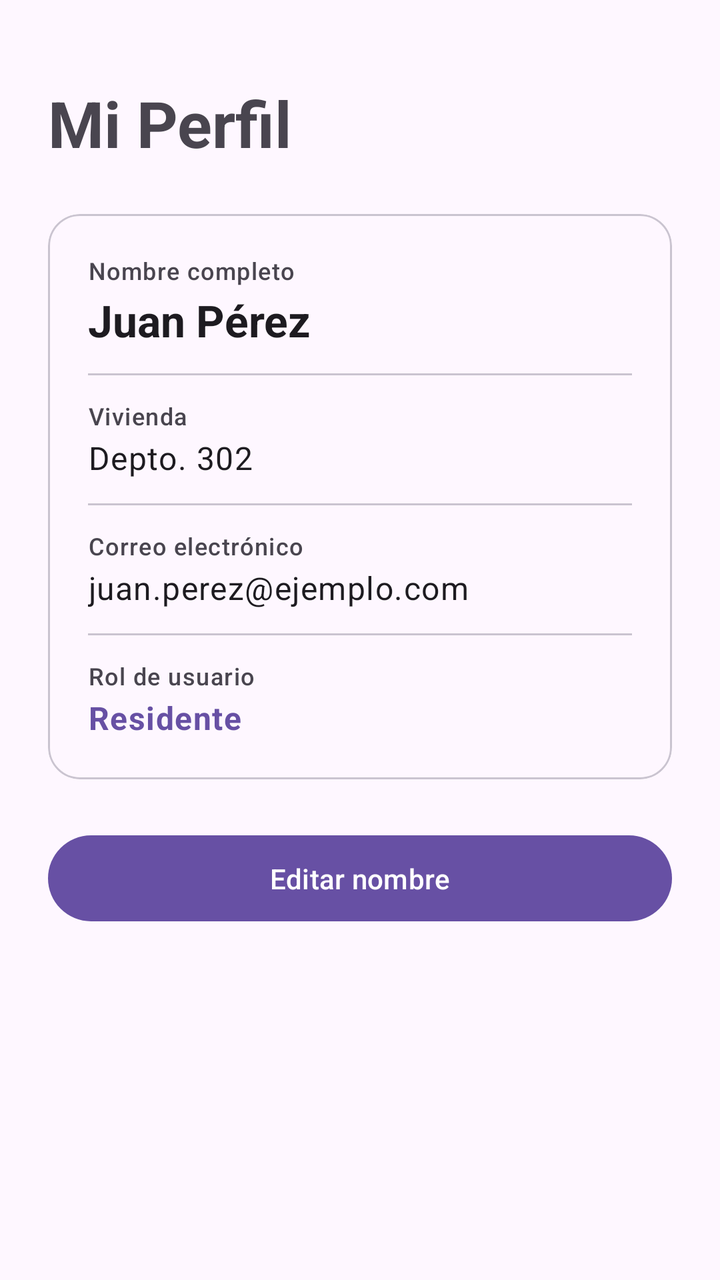
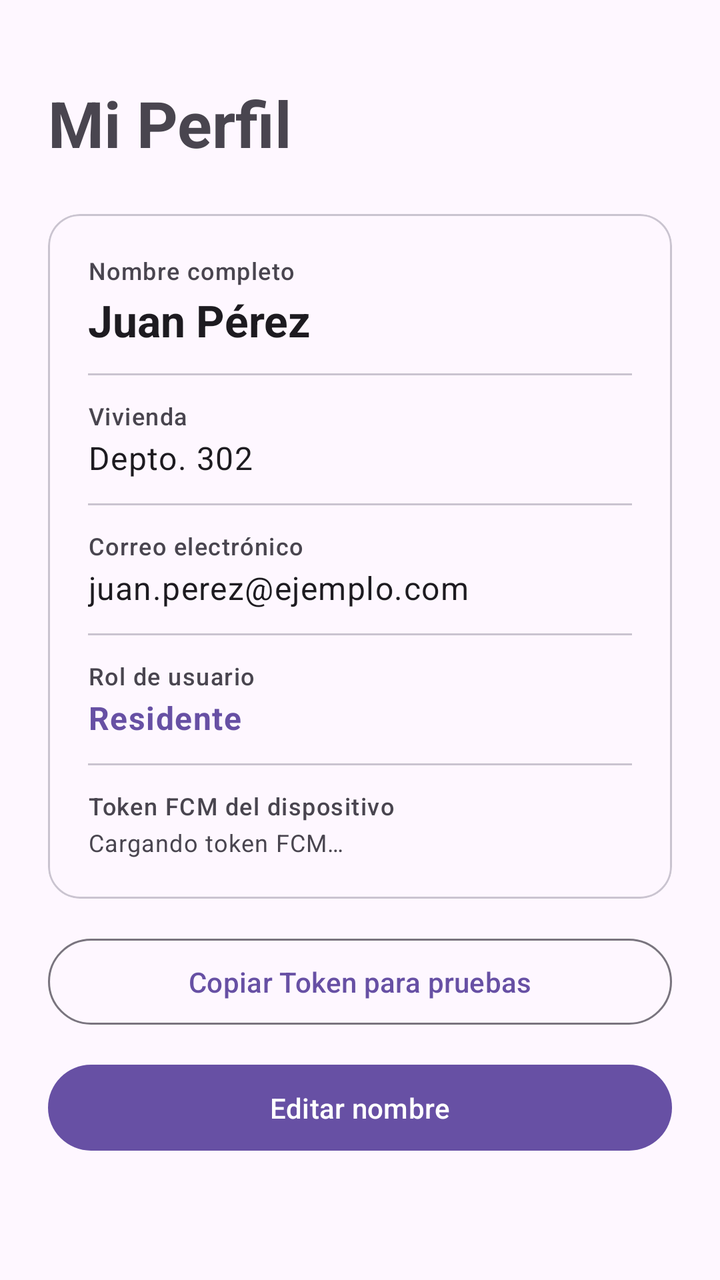

The first picture is an Android layout as it rendered before a commit; the second is the same layout after the commit. The layout source and the unified diff follow.
<!-- AndroidManifest.xml: application theme Theme.ComunidadConectada -->
<!-- res/layout/activity_profile.xml -->
<?xml version="1.0" encoding="utf-8"?>
<androidx.core.widget.NestedScrollView xmlns:android="http://schemas.android.com/apk/res/android"
    xmlns:app="http://schemas.android.com/apk/res-auto"
    xmlns:tools="http://schemas.android.com/tools"
    android:id="@+id/main_profile"
    android:layout_width="match_parent"
    android:layout_height="match_parent"
    android:fillViewport="true"
    tools:context=".ProfileActivity">

    <androidx.constraintlayout.widget.ConstraintLayout
        android:layout_width="match_parent"
        android:layout_height="wrap_content"
        android:padding="24dp">

        
        <TextView
            android:id="@+id/tv_title_perfil"
            android:layout_width="0dp"
            android:layout_height="wrap_content"
            android:layout_marginTop="16dp"
            android:text="@string/title_perfil"
            android:textAppearance="?attr/textAppearanceHeadlineLarge"
            android:textStyle="bold"
            app:layout_constraintEnd_toEndOf="parent"
            app:layout_constraintStart_toStartOf="parent"
            app:layout_constraintTop_toTopOf="parent" />

        
        <com.google.android.material.card.MaterialCardView
            android:id="@+id/card_detalles_perfil"
            style="@style/Widget.Material3.CardView.Outlined"
            android:layout_width="0dp"
            android:layout_height="wrap_content"
            android:layout_marginTop="24dp"
            app:cardCornerRadius="16dp"
            app:layout_constraintEnd_toEndOf="parent"
            app:layout_constraintStart_toStartOf="parent"
            app:layout_constraintTop_toBottomOf="@id/tv_title_perfil">

            <LinearLayout
                android:layout_width="match_parent"
                android:layout_height="wrap_content"
                android:orientation="vertical"
                android:padding="20dp">

                
                <TextView
                    android:layout_width="wrap_content"
                    android:layout_height="wrap_content"
                    android:text="@string/label_nombre"
                    android:textAppearance="?attr/textAppearanceLabelMedium"
                    android:textColor="?attr/colorOnSurfaceVariant" />

                <TextView
                    android:id="@+id/tv_nombre_usuario"
                    android:layout_width="wrap_content"
                    android:layout_height="wrap_content"
                    android:layout_marginTop="2dp"
                    android:text="@string/sample_nombre_residente"
                    android:textAppearance="?attr/textAppearanceTitleLarge"
                    android:textStyle="bold" />

                
                <View
                    android:layout_width="match_parent"
                    android:layout_height="1dp"
                    android:layout_marginTop="12dp"
                    android:layout_marginBottom="12dp"
                    android:background="?attr/colorOutlineVariant" />

                
                <TextView
                    android:layout_width="wrap_content"
                    android:layout_height="wrap_content"
                    android:text="@string/label_vivienda"
                    android:textAppearance="?attr/textAppearanceLabelMedium"
                    android:textColor="?attr/colorOnSurfaceVariant" />

                <TextView
                    android:id="@+id/tv_numero_vivienda"
                    android:layout_width="wrap_content"
                    android:layout_height="wrap_content"
                    android:layout_marginTop="2dp"
                    android:text="@string/sample_numero_vivienda"
                    android:textAppearance="?attr/textAppearanceBodyLarge" />

                
                <View
                    android:layout_width="match_parent"
                    android:layout_height="1dp"
                    android:layout_marginTop="12dp"
                    android:layout_marginBottom="12dp"
                    android:background="?attr/colorOutlineVariant" />

                
                <TextView
                    android:layout_width="wrap_content"
                    android:layout_height="wrap_content"
                    android:text="@string/label_correo"
                    android:textAppearance="?attr/textAppearanceLabelMedium"
                    android:textColor="?attr/colorOnSurfaceVariant" />

                <TextView
                    android:id="@+id/tv_correo_usuario"
                    android:layout_width="wrap_content"
                    android:layout_height="wrap_content"
                    android:layout_marginTop="2dp"
                    android:text="@string/sample_correo"
                    android:textAppearance="?attr/textAppearanceBodyLarge" />

                
                <View
                    android:layout_width="match_parent"
                    android:layout_height="1dp"
                    android:layout_marginTop="12dp"
                    android:layout_marginBottom="12dp"
                    android:background="?attr/colorOutlineVariant" />

                
                <TextView
                    android:layout_width="wrap_content"
                    android:layout_height="wrap_content"
                    android:text="@string/label_rol"
                    android:textAppearance="?attr/textAppearanceLabelMedium"
                    android:textColor="?attr/colorOnSurfaceVariant" />

                <TextView
                    android:id="@+id/tv_rol_usuario"
                    android:layout_width="wrap_content"
                    android:layout_height="wrap_content"
                    android:layout_marginTop="2dp"
                    android:text="@string/sample_rol"
                    android:textAppearance="?attr/textAppearanceBodyLarge"
                    android:textColor="?attr/colorPrimary"
                    android:textStyle="bold" />

            </LinearLayout>
        </com.google.android.material.card.MaterialCardView>

        
        <com.google.android.material.button.MaterialButton
            android:id="@+id/btn_editar_nombre"
            android:layout_width="0dp"
            android:layout_height="wrap_content"
            android:layout_marginTop="24dp"
            android:paddingVertical="12dp"
            android:text="@string/btn_editar_nombre"
            app:layout_constraintEnd_toEndOf="parent"
            app:layout_constraintStart_toStartOf="parent"
            app:layout_constraintTop_toBottomOf="@id/card_detalles_perfil" />

    </androidx.constraintlayout.widget.ConstraintLayout>
</androidx.core.widget.NestedScrollView>
<!-- resources referenced by this layout -->
<resources>
  <string name="btn_editar_nombre">Editar nombre</string>
  <string name="label_correo">Correo electrónico</string>
  <string name="label_nombre">Nombre completo</string>
  <string name="label_rol">Rol de usuario</string>
  <string name="label_vivienda">Vivienda</string>
  <string name="sample_correo">juan.perez@ejemplo.com</string>
  <string name="sample_nombre_residente">Juan Pérez</string>
  <string name="sample_numero_vivienda">Depto. 302</string>
  <string name="sample_rol">Residente</string>
  <string name="title_perfil">Mi Perfil</string>
  <style name="Theme.ComunidadConectada" parent="Base.Theme.ComunidadConectada" />
  <style name="Base.Theme.ComunidadConectada" parent="Theme.Material3.DayNight.NoActionBar">
          
          
      </style>
</resources>

<!-- the commit's change to res/layout/activity_profile.xml (unified diff, before → after) -->
@@ -135,20 +135,60 @@
                     android:textColor="?attr/colorPrimary"
                     android:textStyle="bold" />
 
+                
+                <View
+                    android:layout_width="match_parent"
+                    android:layout_height="1dp"
+                    android:layout_marginTop="12dp"
+                    android:layout_marginBottom="12dp"
+                    android:background="?attr/colorOutlineVariant" />
+
+                
+                <TextView
+                    android:layout_width="wrap_content"
+                    android:layout_height="wrap_content"
+                    android:text="@string/label_token_fcm"
+                    android:textAppearance="?attr/textAppearanceLabelMedium"
+                    android:textColor="?attr/colorOnSurfaceVariant" />
+
+                <TextView
+                    android:id="@+id/tv_token_fcm"
+                    android:layout_width="wrap_content"
+                    android:layout_height="wrap_content"
+                    android:layout_marginTop="2dp"
+                    android:text="@string/msg_obteniendo_token"
+                    android:textAppearance="?attr/textAppearanceBodySmall"
+                    android:textColor="?attr/colorOnSurfaceVariant"
+                    android:ellipsize="middle"
+                    android:maxLines="2" />
+
             </LinearLayout>
         </com.google.android.material.card.MaterialCardView>
+
+        
+        <com.google.android.material.button.MaterialButton
+            android:id="@+id/btn_copiar_token"
+            style="@style/Widget.Material3.Button.OutlinedButton"
+            android:layout_width="0dp"
+            android:layout_height="wrap_content"
+            android:layout_marginTop="16dp"
+            android:paddingVertical="12dp"
+            android:text="@string/btn_copiar_token"
+            app:layout_constraintEnd_toEndOf="parent"
+            app:layout_constraintStart_toStartOf="parent"
+            app:layout_constraintTop_toBottomOf="@id/card_detalles_perfil" />
 
         
         <com.google.android.material.button.MaterialButton
             android:id="@+id/btn_editar_nombre"
             android:layout_width="0dp"
             android:layout_height="wrap_content"
-            android:layout_marginTop="24dp"
+            android:layout_marginTop="12dp"
             android:paddingVertical="12dp"
             android:text="@string/btn_editar_nombre"
             app:layout_constraintEnd_toEndOf="parent"
             app:layout_constraintStart_toStartOf="parent"
-            app:layout_constraintTop_toBottomOf="@id/card_detalles_perfil" />
+            app:layout_constraintTop_toBottomOf="@id/btn_copiar_token" />
 
     </androidx.constraintlayout.widget.ConstraintLayout>
 </androidx.core.widget.NestedScrollView>
<!-- resource entries referenced after the edit -->
@@ -1,10 +1,13 @@
 <!-- resources referenced by this layout -->
 <resources>
+  <string name="btn_copiar_token">Copiar Token para pruebas</string>
   <string name="btn_editar_nombre">Editar nombre</string>
   <string name="label_correo">Correo electrónico</string>
   <string name="label_nombre">Nombre completo</string>
   <string name="label_rol">Rol de usuario</string>
+  <string name="label_token_fcm">Token FCM del dispositivo</string>
   <string name="label_vivienda">Vivienda</string>
+  <string name="msg_obteniendo_token">Cargando token FCM…</string>
   <string name="sample_correo">juan.perez@ejemplo.com</string>
   <string name="sample_nombre_residente">Juan Pérez</string>
   <string name="sample_numero_vivienda">Depto. 302</string>
